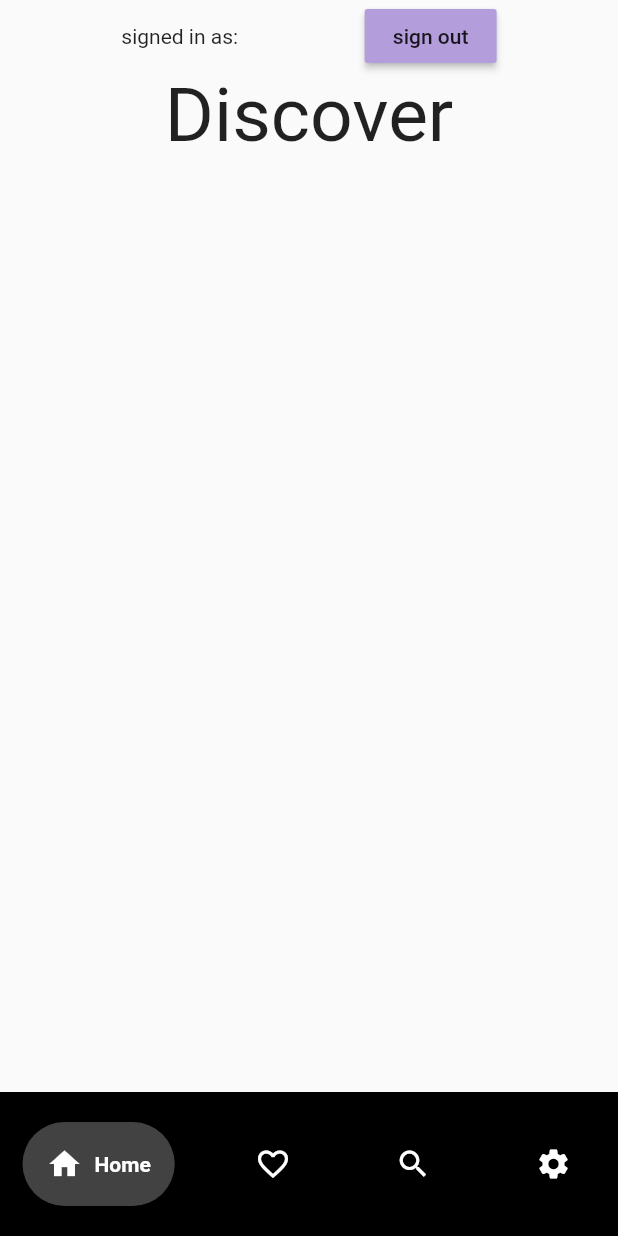
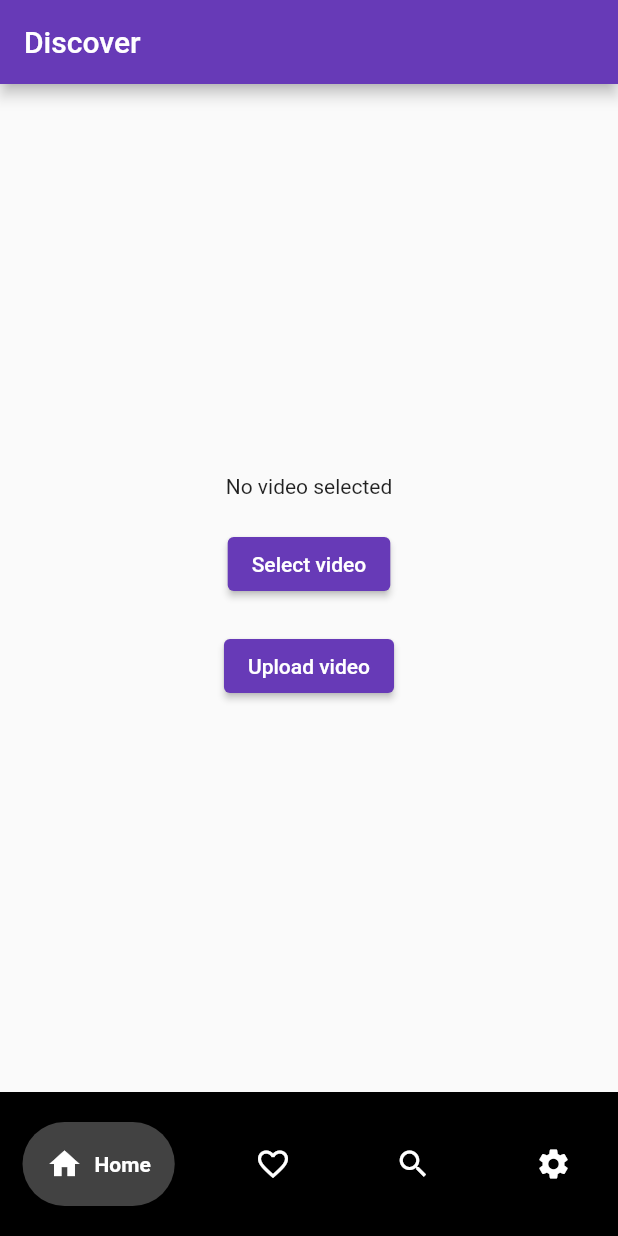
Before and after one commit to NiroWolfee/silver-lamp, a Flutter app: the screen it shows once a user with an empty profile is signed in, on a phone screen of 412 x 824 dp. Run offline on Flutter 3.47's test engine with Material 2 defaults, Android fonts, the phone set to English and light mode, and no system bars; drawn by our look-alikes of google_nav_bar; our stand-ins replace firebase_auth, firebase_core, google_fonts, image_picker, lottie and 1 more; missing offline and left inert: dart:ffi, swipable_stack; accounts and stored records are empty; network calls fail.

Commit message:
Select video functionality

```diff
--- a/silver_lamp/lib/pages/navbar/discover_page.dart
+++ b/silver_lamp/lib/pages/navbar/discover_page.dart
@@ -1,33 +1,99 @@
-import 'package:firebase_auth/firebase_auth.dart';
+import 'dart:ffi';
+import 'dart:io';
+
 import 'package:flutter/material.dart';
+import 'package:image_picker/image_picker.dart';
+import 'package:video_player/video_player.dart';
 
-class DiscoverPage extends StatelessWidget {
+class DiscoverPage extends StatefulWidget {
   const DiscoverPage({Key? key}) : super(key: key);
 
   @override
+  _DiscoverPageState createState() => _DiscoverPageState();
+}
+
+class _DiscoverPageState extends State<DiscoverPage> {
+  File? _videoFile;
+
+  final ImagePicker _picker = ImagePicker();
+  late VideoPlayerController _controller;
+  final _snackBarDisplayDuration = Duration(seconds: 2);
+  bool _initialized = false;
+
+  Future<void> _pickVideo() async {
+    final pickedFile = await _picker.pickVideo(source: ImageSource.gallery);
+    if (pickedFile != null) {
+      setState(() {
+        _videoFile = File(pickedFile.path);
+      });
+      _controller = VideoPlayerController.file(_videoFile!);
+      _controller.addListener(() {
+        if (_controller.value.isPlaying) {
+          setState(() {});
+        }
+      });
+      await _controller.initialize();
+      _initialized = true;
+      setState(() {});
+    }
+  }
+
+  Future<void> _uploadVideo() async {
+    if (_initialized) {
+      // TODO: Implement backend upload logic
+      ScaffoldMessenger.of(context).showSnackBar(
+        SnackBar(
+          content: Text("Video uploaded"),
+          duration: _snackBarDisplayDuration,
+        ),
+      );
+    }
+  }
+
+  @override
+  void dispose() {
+    super.dispose();
+    _controller.dispose();
+  }
+
+  @override
   Widget build(BuildContext context) {
-    final user = FirebaseAuth.instance.currentUser!;
-    return Center(
-        child: Column(
-      children: [
-        Row(
-          mainAxisAlignment: MainAxisAlignment.spaceEvenly,
-          children: [
-            Text('signed in as: ' + user.email!),
-            MaterialButton(
-              onPressed: () {
-                FirebaseAuth.instance.signOut();
-              },
-              color: Colors.deepPurple[200],
-              child: Text('sign out'),
+    return Scaffold(
+      appBar: AppBar(
+        title: Text("Discover"),
+      ),
+      body: Column(
+        mainAxisAlignment: MainAxisAlignment.center,
+        children: [
+          if (_videoFile == null)
+            Center(
+              child: Text("No video selected"),
+            )
+          else if (_initialized)
+            Center(
+                child: Container(
+              height: 200,
+              child: AspectRatio(
+                aspectRatio: _controller.value.aspectRatio,
+                child: VideoPlayer(_controller),
+              ),
+            ))
+          else
+            Center(
+              child: CircularProgressIndicator(),
             ),
-          ],
-        ),
-        Text(
-          'Discover',
-          style: TextStyle(fontSize: 50),
-        ),
-      ],
-    ));
+          SizedBox(height: 20),
+          ElevatedButton(
+            onPressed: _pickVideo,
+            child: Text("Select video"),
+          ),
+          SizedBox(height: 20),
+          ElevatedButton(
+            onPressed: _uploadVideo,
+            child: Text("Upload video"),
+          ),
+        ],
+      ),
+    );
   }
 }
--- a/silver_lamp/pubspec.yaml
+++ b/silver_lamp/pubspec.yaml
@@ -43,6 +43,8 @@ dependencies:
   smooth_page_indicator: ^1.1.0
   flutter_holo_date_picker: ^1.1.0
   firebase_core: ^2.8.0
+  image_picker: ^0.8.7+1
+  video_player: ^2.6.1
 
 dev_dependencies:
   flutter_test:
```
